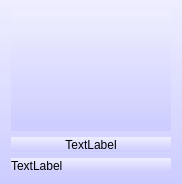
This is cdcx/popup_profile.ui in blindchimp/dwyco as Qt 5 draws it before an edit. The edited form follows.
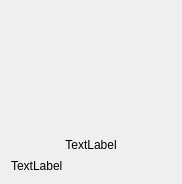
This is the edited form.

The edit to the form file:
```diff
--- a/cdcx/popup_profile.ui
+++ b/cdcx/popup_profile.ui
@@ -13,9 +13,6 @@
   <property name="windowTitle">
    <string>Form</string>
   </property>
-  <property name="styleSheet">
-   <string notr="true">background-color: QLinearGradient(x1: 0, y1: 0, x2: 0, y2: 1, stop: 0 #eef, stop: 1 #ccf);</string>
-  </property>
   <layout class="QGridLayout" name="gridLayout">
    <item row="1" column="0">
     <widget class="QLabel" name="name">
```
Left out of the diff: 4 changed lines with no effect on the pictures.
